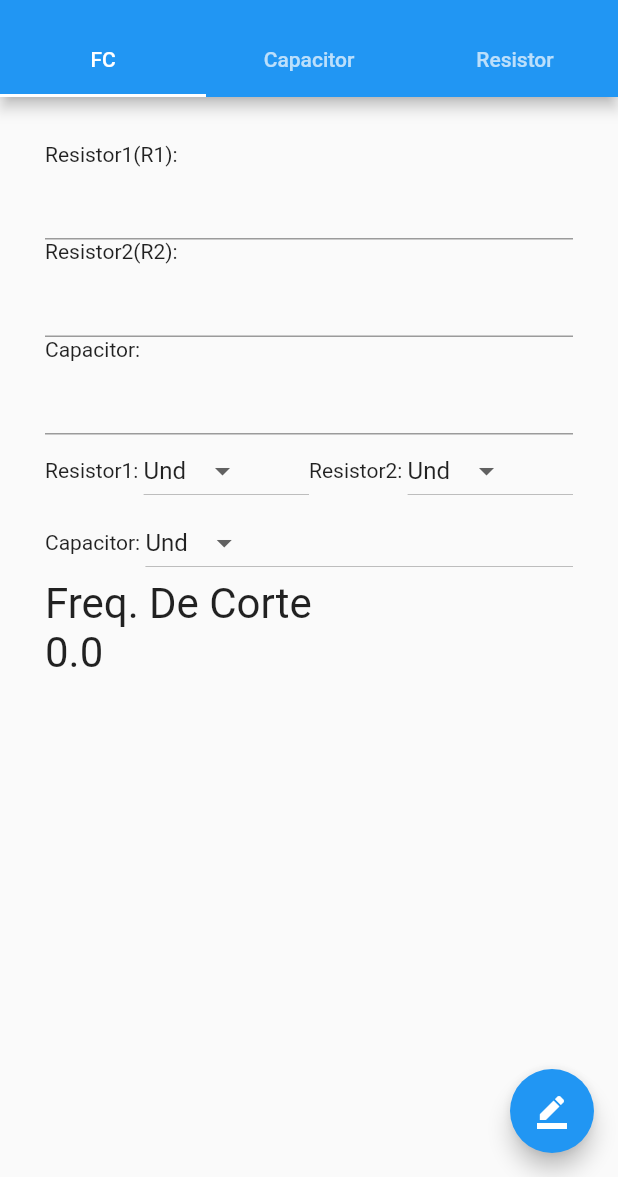
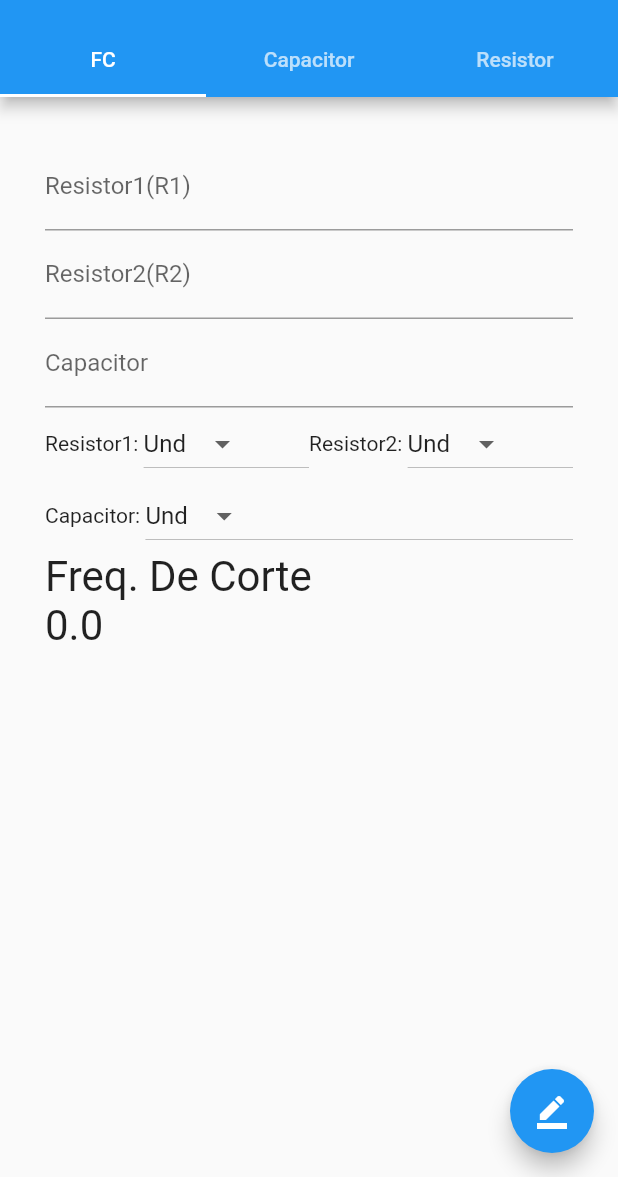
Before and after one commit to WagnerPaulino/frequencia-corte-app, a Flutter app: the screen it shows after launch, on a phone screen of 412 x 824 dp, the part 59-1236 px from its top. Run offline on Flutter 3.47's test engine with Material 2 defaults, Android fonts, the phone set to English and light mode, and no system bars.

Commit message:
ajuste na interface

```diff
--- a/lib/pages/frequencia-corte-page.dart
+++ b/lib/pages/frequencia-corte-page.dart
@@ -76,65 +76,50 @@ class _FrequenciaCortePageState extends State<FrequenciaCortePage> {
                     crossAxisAlignment: CrossAxisAlignment.start,
                     children: <Widget>[
                       widget.escolha() == Nivel.ALTA
-                          ? new Text("Resistor1(R1): ", textScaleFactor: 1)
-                          : new Text("Capacitor1(C1): ", textScaleFactor: 1),
-                      widget.escolha() == Nivel.ALTA
                           ? new TextFormField(
                               onSaved: (t) {
                                 frequenciaCorteA.resistor = double.parse(t);
                               },
-                              style: new TextStyle(
-                                  fontSize: 25.0,
-                                  height: 1.0,
-                                  color: Colors.black))
+                              decoration: const InputDecoration(
+                                labelText: 'Resistor1(R1)',
+                              ))
                           : new TextFormField(
                               onSaved: (t) {
                                 frequenciaCorteB.capacitor = double.parse(t);
                               },
-                              style: new TextStyle(
-                                  fontSize: 25.0,
-                                  height: 1.0,
-                                  color: Colors.black)),
-                      widget.escolha() == Nivel.ALTA
-                          ? new Text("Resistor2(R2): ", textScaleFactor: 1)
-                          : new Text("Capacitor2(C2): ", textScaleFactor: 1),
+                              decoration: const InputDecoration(
+                                labelText: 'Capacitor1(C1)',
+                              )),
                       widget.escolha() == Nivel.ALTA
                           ? new TextFormField(
                               onSaved: (t) {
                                 frequenciaCorteA.resistor2 = double.parse(t);
                               },
-                              style: new TextStyle(
-                                  fontSize: 25.0,
-                                  height: 1.0,
-                                  color: Colors.black))
+                              decoration: const InputDecoration(
+                                labelText: 'Resistor2(R2)',
+                              ))
                           : new TextFormField(
                               onSaved: (t) {
                                 frequenciaCorteB.capacitor2 = double.parse(t);
                               },
-                              style: new TextStyle(
-                                  fontSize: 25.0,
-                                  height: 1.0,
-                                  color: Colors.black)),
-                      widget.escolha() == Nivel.ALTA
-                          ? new Text("Capacitor: ", textScaleFactor: 1)
-                          : new Text("Resistor: ", textScaleFactor: 1),
+                              decoration: const InputDecoration(
+                                labelText: 'Capacitor2(C2)',
+                              )),
                       widget.escolha() == Nivel.ALTA
                           ? new TextFormField(
                               onSaved: (t) {
                                 frequenciaCorteA.capacitor = double.parse(t);
                               },
-                              style: new TextStyle(
-                                  fontSize: 25.0,
-                                  height: 1.0,
-                                  color: Colors.black))
+                              decoration: const InputDecoration(
+                                labelText: 'Capacitor',
+                              ))
                           : new TextFormField(
                               onSaved: (t) {
                                 frequenciaCorteB.resistor = double.parse(t);
                               },
-                              style: new TextStyle(
-                                  fontSize: 25.0,
-                                  height: 1.0,
-                                  color: Colors.black)),
+                              decoration: const InputDecoration(
+                                labelText: 'Resistor',
+                              )),
                       //Potencias
                       new Row(
                         mainAxisSize: MainAxisSize.min,
```
Also changed, not shown: lib/pages/capacitor-page.dart (+18 -13 lines), lib/pages/resistor-page.dart (+12 -8 lines).
